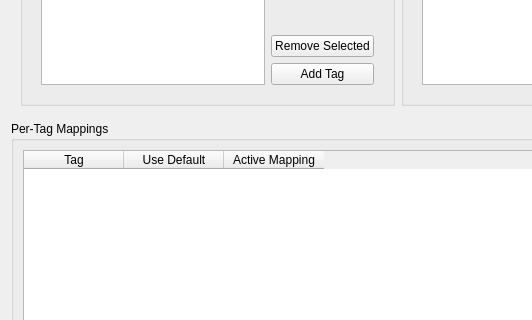
The window that replace_unwanted_characters/replace_unwanted_characters_config.ui (nrth3rnlb/picard-plugin-replace_unwanted_characters) describes before a commit, drawn with Qt 5; both pictures show x 0 to 532 and y 336 to 656 of the 796 by 908 pixel window.
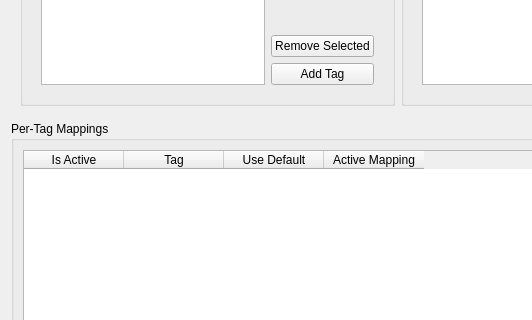
The same window after the commit.

Commit message: feat: Enhance per-tag mapping functionality with active state and improved UI

Patch:
```diff
--- a/replace_unwanted_characters/replace_unwanted_characters_config.ui
+++ b/replace_unwanted_characters/replace_unwanted_characters_config.ui
@@ -189,8 +189,13 @@
                                     <number>0</number>
                                 </property>
                                 <property name="columnCount">
-                                    <number>3</number>
-                                </property>
+         <number>4</number>
+        </property>
+        <column>
+         <property name="text">
+          <string>Is Active</string>
+         </property>
+        </column>
                                 <column>
                                     <property name="text">
                                         <string>Tag</string>
```
Lines whose indentation alone changed are shown as unchanged. The commit also changes 1 other file.
